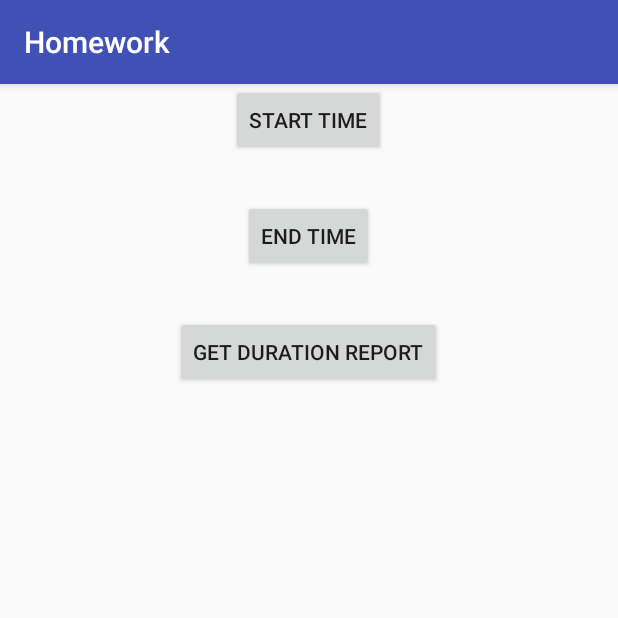
After one commit to duyao/Android-Health-App, an Android app: the fragment DurationFragment1 shown on its own in the app's theme, on a phone screen of 412 x 824 dp, the top half of it. The commit adds this screen. Run offline under Robolectric (Android 15) with nearby library versions, the phone set to English and light mode, and no system bars; 1 statement that could not run was skipped.

```diff
--- a/app/src/main/java/example/dy/com/homework/DietFragment1.java
+++ b/app/src/main/java/example/dy/com/homework/DietFragment1.java
@@ -185,9 +185,9 @@ public class DietFragment1 extends Fragment {
 
                 ft = manager.beginTransaction();
                 //the old fragment exist.
-//                ft.addToBackStack()
+//                ft.addToBackStack();
                 ft.replace(R.id.content_frame, dietFragment2);
-                ft.addToBackStack(null);
+//                ft.addToBackStack(dietFragment2.getTag());
                 ft.commit();
 
             }
--- /dev/null
+++ b/app/src/main/java/example/dy/com/homework/DurationFragment1.java
@@ -0,0 +1,147 @@
+package example.dy.com.homework;
+
+import android.app.DatePickerDialog;
+import android.app.Fragment;
+import android.app.FragmentManager;
+import android.app.FragmentTransaction;
+import android.os.Bundle;
+import android.support.annotation.Nullable;
+import android.text.TextUtils;
+import android.view.LayoutInflater;
+import android.view.View;
+import android.view.ViewGroup;
+import android.widget.Button;
+import android.widget.DatePicker;
+import android.widget.TextView;
+import android.widget.Toast;
+
+import java.util.Calendar;
+
+import example.dy.com.homework.entity.JsonUser;
+
+/**
+ * Created by dy on 2016/4/25.
+ */
+public class DurationFragment1 extends Fragment {
+
+    private JsonUser u;
+    private FragmentManager manager;
+    private FragmentTransaction ft;
+    private View vDuration;
+
+    private Button startButton;
+    private Button endButton;
+    private Button submit;
+    private TextView startText;
+    private TextView endText;
+
+    @Nullable
+    @Override
+    public View onCreateView(LayoutInflater inflater, ViewGroup container, Bundle savedInstanceState) {
+        vDuration = inflater.inflate(R.layout.fragment_duration1, container, false);
+
+        startButton = (Button) vDuration.findViewById(R.id.start_button_duration1);
+        endButton = (Button) vDuration.findViewById(R.id.end_button_duration1);
+        submit = (Button) vDuration.findViewById(R.id.submit_duration1);
+        startText = (TextView) vDuration.findViewById(R.id.stat_time_duration1);
+        endText = (TextView) vDuration.findViewById(R.id.end_time_duration1);
+        final String[] start = {""};
+        final String[] end = {""};
+
+        u = this.getArguments().getParcelable("user");
+        manager = getFragmentManager();
+
+        final boolean[] valid = {false};
+
+        startButton.setOnClickListener(new View.OnClickListener() {
+            @Override
+            public void onClick(View v) {
+                Calendar c = Calendar.getInstance();
+                new DatePickerDialog(vDuration.getContext(),
+                        new DatePickerDialog.OnDateSetListener() {
+
+                            @Override
+                            public void onDateSet(DatePicker view, int year,
+                                                  int monthOfYear, int dayOfMonth) {
+                                start[0] = year + "-" + (monthOfYear + 1) + "-" + dayOfMonth;
+                                startText.setText("Start Time : " + start[0]);
+
+                            }
+                        }
+                        , c.get(Calendar.YEAR), c.get(Calendar.MONTH),
+                        c.get(Calendar.DAY_OF_MONTH)).show();
+            }
+        });
+
+        endButton.setOnClickListener(new View.OnClickListener() {
+            @Override
+            public void onClick(View v) {
+                if (TextUtils.isEmpty(start[0])) {
+                    Toast.makeText(vDuration.getContext(), "Choose start time Firstly!", Toast.LENGTH_SHORT).show();
+                } else {
+                    Calendar c = Calendar.getInstance();
+                    new DatePickerDialog(vDuration.getContext(),
+                            new DatePickerDialog.OnDateSetListener() {
+
+                                @Override
+                                public void onDateSet(DatePicker view, int year,
+                                                      int monthOfYear, int dayOfMonth) {
+                                    end[0] = year + "-" + (monthOfYear + 1) + "-" + dayOfMonth;
+                                    String[] ss = start[0].split("-");
+                                    String[] ee = end[0].split("-");
+                                    boolean b = true;
+                                    for (int i = 0; i < ss.length; i++) {
+                                        if (Integer.valueOf(ss[i]) > Integer.valueOf(ee[i])) {
+                                            b = false;
+                                            break;
+                                        }
+                                    }
+                                    if (b) {
+                                        endText.setText("End time : " + end[0]);
+                                        valid[0] = true;
+                                    } else {
+                                        Toast.makeText(vDuration.getContext(), "End time must be later than Start time!", Toast.LENGTH_SHORT).show();
+                                    }
+
+
+                                }
+                            }
+                            , c.get(Calendar.YEAR), c.get(Calendar.MONTH),
+                            c.get(Calendar.DAY_OF_MONTH)).show();
+                }
+
+            }
+        });
+
+        submit.setOnClickListener(new View.OnClickListener() {
+              @Override
+              public void onClick(View v) {
+                  if (valid[0]) {
+                      Bundle bundle = new Bundle();
+                      bundle.putParcelable("user", u);
+                      bundle.putString("start", start[0]);
+                      bundle.putString("end", end[0]);
+//                      System.out.println("start->" + start[0] + "," + end[0]);
+
+                      DurationFragment2 fragment = new DurationFragment2();
+                      fragment.setArguments(bundle);
+                      ft = manager.beginTransaction();
+                      ft.replace(R.id.content_frame, fragment);
+                      ft.addToBackStack(null);
+                      ft.commit();
+
+                  } else {
+                      Toast.makeText(vDuration.getContext(), "Choose Time Firstly !", Toast.LENGTH_SHORT).show();
+                  }
+              }
+          }
+
+        );
+
+
+        return vDuration;
+
+    }
+
+
+}
--- /dev/null
+++ b/app/src/main/res/layout/fragment_duration1.xml
@@ -0,0 +1,44 @@
+<?xml version="1.0" encoding="utf-8"?>
+<LinearLayout xmlns:android="http://schemas.android.com/apk/res/android"
+    android:orientation="vertical" android:layout_width="match_parent"
+    android:layout_height="match_parent">
+
+    <Button
+        style="?android:attr/buttonStyleSmall"
+        android:layout_width="wrap_content"
+        android:layout_height="wrap_content"
+        android:text="Start Time"
+        android:id="@+id/start_button_duration1"
+        android:layout_gravity="center_horizontal" />
+
+    <TextView
+        android:layout_width="wrap_content"
+        android:layout_height="wrap_content"
+        android:textAppearance="?android:attr/textAppearanceLarge"
+        android:text=""
+        android:id="@+id/stat_time_duration1"
+        android:layout_gravity="center_horizontal" />
+    <Button
+        style="?android:attr/buttonStyleSmall"
+        android:layout_width="wrap_content"
+        android:layout_height="wrap_content"
+        android:text="End Time"
+        android:id="@+id/end_button_duration1"
+        android:layout_gravity="center_horizontal" />
+
+    <TextView
+        android:layout_width="wrap_content"
+        android:layout_height="wrap_content"
+        android:textAppearance="?android:attr/textAppearanceLarge"
+        android:text=""
+        android:id="@+id/end_time_duration1"
+        android:layout_gravity="center_horizontal" />
+
+    <Button
+        style="?android:attr/buttonStyleSmall"
+        android:layout_width="wrap_content"
+        android:layout_height="wrap_content"
+        android:text="get duration report"
+        android:id="@+id/submit_duration1"
+        android:layout_gravity="center_horizontal" />
+</LinearLayout>
--- /dev/null
+++ b/app/src/main/res/layout/fragment_duration2.xml
@@ -0,0 +1,6 @@
+<?xml version="1.0" encoding="utf-8"?>
+<LinearLayout xmlns:android="http://schemas.android.com/apk/res/android"
+    android:orientation="vertical" android:layout_width="match_parent"
+    android:layout_height="match_parent">
+
+</LinearLayout>
--- a/app/src/main/res/layout/fragment_report.xml
+++ b/app/src/main/res/layout/fragment_report.xml
@@ -55,7 +55,7 @@
             android:layout_width="wrap_content"
             android:layout_height="25dp"
             android:text="A specific day"
-            android:id="@+id/select_day"
+            android:id="@+id/specific_button"
             android:layout_gravity="left"
             android:layout_marginRight="20dp"
             android:textSize="15dp" />
@@ -64,7 +64,7 @@
             android:layout_width="wrap_content"
             android:layout_height="25dp"
             android:text="A duration"
-            android:id="@+id/button"
+            android:id="@+id/durationButton"
             android:layout_gravity="right"
             android:textSize="15dp"/>
 
```
Also changed, not shown: app/src/main/java/example/dy/com/homework/DayReportFragment.java (added, +167 -0 lines), app/src/main/java/example/dy/com/homework/DurationFragment2.java (added, +40 -0 lines), app/src/main/java/example/dy/com/homework/JsonReport.java (added, +51 -0 lines), app/src/main/java/example/dy/com/homework/ReprotFragment.java (+68 -3 lines), app/src/main/res/layout/fragment_day.xml (added, +47 -0 lines).
